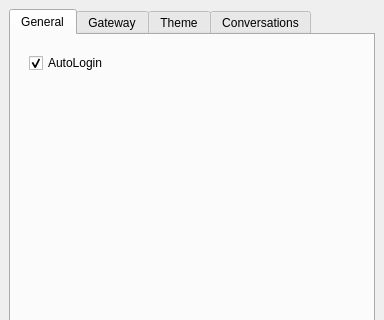
First picture: the form in src/gui/dock_widgets/options.ui, repository marcbowes/mxitc, before the edit; both pictures show x 0 to 384 and y 0 to 320 of the 384 by 462 pixel window.
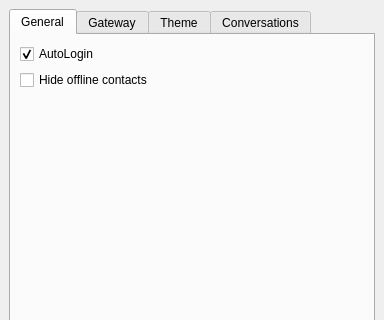
Second picture: the form after the edit. The open tabs and pages were chosen to show the change.

Diff of the .ui file:
```diff
--- a/src/gui/dock_widgets/options.ui
+++ b/src/gui/dock_widgets/options.ui
@@ -26,9 +26,6 @@
        </attribute>
        <layout class="QVBoxLayout" name="verticalLayout_4">
         <item>
-         <widget class="QWidget" name="widget_4" native="true">
-          <layout class="QHBoxLayout" name="horizontalLayout_4">
-           <item>
             <widget class="QCheckBox" name="autoLoginCheckBox">
              <property name="text">
               <string>AutoLogin</string>
@@ -38,7 +35,11 @@
              </property>
             </widget>
            </item>
-          </layout>
+        <item>
+         <widget class="QCheckBox" name="checkBox">
+          <property name="text">
+           <string>Hide offline contacts</string>
+          </property>
          </widget>
         </item>
         <item>
```
Left out of the diff: 2 changed lines with no effect on the pictures. Lines whose indentation alone changed are shown as unchanged.
